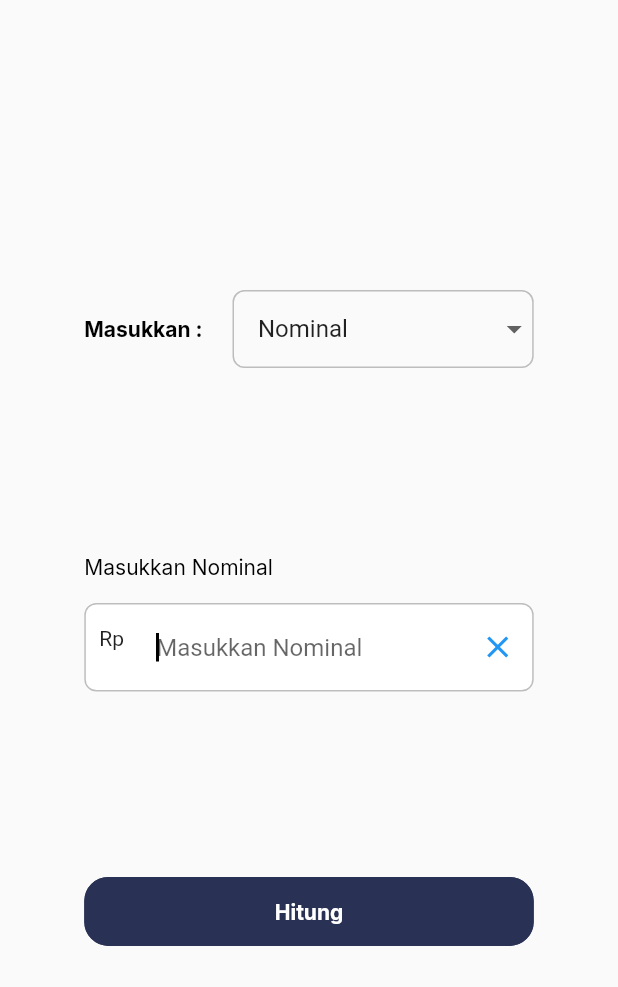
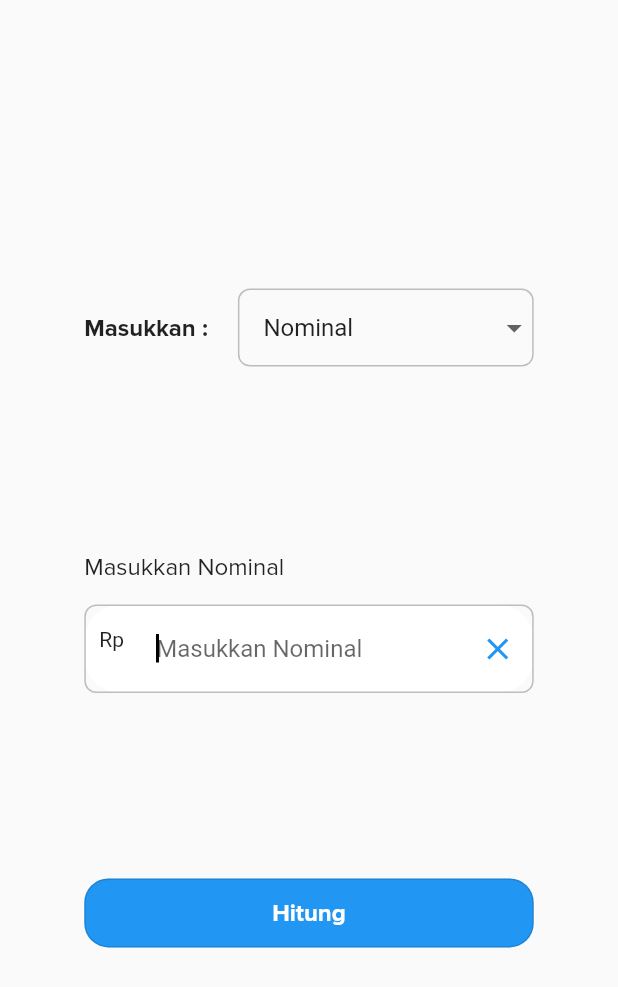
Before and after one commit to bakwanx/calculating_tax, a Flutter app: the screen it shows after launch, on a phone screen of 412 x 824 dp. Shown: the top 987 px of the screen. Run offline on Flutter 3.47's test engine with Material 2 defaults, Android fonts, the phone set to English and light mode, and no system bars; our stand-ins replace flutter_bloc.

Commit message:
- change google fonts to custom fonts - create and deploy of the web version

```diff
--- a/lib/main.dart
+++ b/lib/main.dart
@@ -17,7 +17,7 @@ class MyApp extends StatelessWidget {
     return MultiBlocProvider(
       providers: [BlocProvider(create: (context) => CounterBloc())],
       child: MaterialApp(
-        title: 'Flutter Demo',
+        title: 'Aplikasi Pajak',
         debugShowCheckedModeBanner: false,
         theme: ThemeData(
           primarySwatch: Colors.blue,
--- a/lib/utils/custom_styles.dart
+++ b/lib/utils/custom_styles.dart
@@ -1,46 +1,57 @@
+import 'package:flutter/material.dart';
 
-import 'package:flutter/material.dart';
-import 'package:google_fonts/google_fonts.dart';
+class CustomColor {
+  CustomColor._();
+  static Color primaryColor = Color(0xff01AA4F);
+  static Color secondaryColor = Color(0xff4ECB71);
+  static Color tertiaryColor = Color(0xffFFB507);
+  static Color quaternary = Color(0xff049587);
+  static Color alertColor = Color(0xffEF5350);
+  static Color formColor = Color(0xffEAEAEA);
+  static Color backgroundColor1 = Color(0xffFEFEFE);
+  static Color backgroundColor2 = Color(0xffFAFAFA);
+  static Color chatBubleColor = Color(0xffF3F3F3);
+  static Color primaryTextColor = Color(0xff000000);
+  static Color iconNavBottomColor = Color(0xffDCDCDC);
+  static Color secondaryTextColor = Color(0xff969596);
+  static Color subtitleTextQuran = Color(0xff555555);
+  static Color grey = Color(0xff555555);
+}
 
-double defaultMargin = 24.0;
-double defaultRadius = 8.0;
-double maxHeight(context) => MediaQuery.of(context).size.height;
-double maxWidth(context) => MediaQuery.of(context).size.width;
+class SizeScreen {
+  static double maxHeight(BuildContext context) => MediaQuery.of(context).size.height;
+  static double maxWidth(BuildContext context) => MediaQuery.of(context).size.width;
+}
 
-Color primaryColor = Color(0xff293155);
-Color secondaryColor = Color(0xff5291B7);
-Color formColor = Color(0xffEDEDED);
-Color backgroundColor = Color(0xffFFFFFF);
-Color blackColor = Color(0xff000000);
-Color whiteColor = Color(0xffffffff);
-Color greyColor = Color(0xff757575);
-Color greyNavBottomColor = Color(0xffB7B7B7);
-Color greyBackgroundColor = Color(0xffF7F7F7);
+class DefaultSize {
+  static double defaultMargin = 24.0;
+  static double defaultRadius = 8.0;
+}
 
-TextStyle primaryTextStyle = GoogleFonts.inter(
-  color: primaryColor
-);
+class Typo {
+  static final TextStyle _defaultStyle = TextStyle(
+    fontFamily: 'proxima',
+  );
 
-TextStyle secondaryTextStyle = GoogleFonts.inter(
-  color: secondaryColor
-);
+  static final TextStyle _heading = _defaultStyle.copyWith(
+    fontWeight: FontWeight.w700,
+  );
 
-TextStyle blackTextStyle = GoogleFonts.inter(
-  color: blackColor
-);
+  static TextStyle h1 = _heading.copyWith(fontSize: 32);
+  static TextStyle h2 = _heading.copyWith(fontSize: 24);
+  static TextStyle h3 = _heading.copyWith(fontSize: 18);
+  static TextStyle h4 = _heading.copyWith(fontSize: 16);
+  static TextStyle h5 = _heading.copyWith(fontSize: 10);
 
-TextStyle whiteTextStyle = GoogleFonts.inter(
-    color: whiteColor
-);
+  static TextStyle body = _defaultStyle.copyWith(fontSize: 16);
+  static TextStyle small = _defaultStyle.copyWith(fontSize: 14);
+  static TextStyle caption = _defaultStyle.copyWith(fontSize: 12);
 
-TextStyle greyTextStyle = GoogleFonts.inter(
-  color: greyColor
-);
-
-FontWeight light = FontWeight.w300;
-FontWeight regular = FontWeight.w400;
-FontWeight medium = FontWeight.w500;
-FontWeight semiBold = FontWeight.w600;
-FontWeight bold = FontWeight.w700;
-FontWeight extraBold = FontWeight.w800;
-FontWeight black = FontWeight.w900;
+  static FontWeight light = FontWeight.w300;
+  static FontWeight regular = FontWeight.w400;
+  static FontWeight medium = FontWeight.w500;
+  static FontWeight semiBold = FontWeight.w600;
+  static FontWeight bold = FontWeight.w700;
+  static FontWeight extraBold = FontWeight.w800;
+  static FontWeight black = FontWeight.w900;
+}
--- a/lib/views/home_screen.dart
+++ b/lib/views/home_screen.dart
@@ -59,7 +59,7 @@ class _HomeScreenState extends State<HomeScreen> {
           children: [
             Text(
               "Masukkan :",
-              style: blackTextStyle.copyWith(
+              style: Typo.body.copyWith(
                 fontWeight: FontWeight.bold,
               ),
             ),
@@ -104,13 +104,13 @@ class _HomeScreenState extends State<HomeScreen> {
 
       Widget formInput() {
         return Container(
-          margin: EdgeInsets.only(top: maxHeight(context) * 0.15),
+          margin: EdgeInsets.only(top: SizeScreen.maxHeight(context) * 0.15),
           child: Column(
             crossAxisAlignment: CrossAxisAlignment.start,
             children: [
               Text(
                 "Masukkan $_choice",
-                style: blackTextStyle.copyWith(fontWeight: FontWeight.w400),
+                style: Typo.body.copyWith(fontWeight: FontWeight.w400),
               ),
               const SizedBox(
                 height: 16,
@@ -118,10 +118,10 @@ class _HomeScreenState extends State<HomeScreen> {
               Container(
                 decoration: BoxDecoration(
                   color: Colors.white,
-                  borderRadius: BorderRadius.circular(defaultRadius),
+                  borderRadius: BorderRadius.circular(24),
                 ),
                 child: TextFormField(
-                  cursorColor: blackColor,
+                  cursorColor: Colors.black,
                   autofocus: true,
                   controller: _inputNumberController,
                   keyboardType: TextInputType.numberWithOptions(decimal: true),
@@ -141,7 +141,7 @@ class _HomeScreenState extends State<HomeScreen> {
                   },
                   decoration: InputDecoration(
                     hintText: "Masukkan $_choice",
-                    focusColor: primaryColor,
+                    focusColor: Colors.grey,
                     prefixIcon: Container(
                       margin: const EdgeInsets.symmetric(
                         vertical: 10,
@@ -155,7 +155,7 @@ class _HomeScreenState extends State<HomeScreen> {
                     ),
                     border: OutlineInputBorder(
                       borderRadius: BorderRadius.circular(
-                        defaultRadius,
+                        24,
                       ),
                     ),
                     focusedBorder: OutlineInputBorder(
@@ -174,22 +174,23 @@ class _HomeScreenState extends State<HomeScreen> {
 
       Widget submitButton() {
         return Container(
-          margin: EdgeInsets.only(top: maxHeight(context) * 0.15),
+          margin: EdgeInsets.only(top: SizeScreen.maxHeight(context) * 0.15),
           width: double.infinity,
           height: 46,
           child: TextButton(
             onPressed: onCalculate,
             style: TextButton.styleFrom(
-              backgroundColor: primaryColor,
+              backgroundColor: Colors.blue,
               shape: RoundedRectangleBorder(
-                side: BorderSide(width: 1, color: primaryColor),
+                side: BorderSide(width: 1, color: Colors.black12),
                 borderRadius: BorderRadius.circular(16),
               ),
             ),
             child: Text(
               "Hitung",
-              style: whiteTextStyle.copyWith(
-                fontWeight: bold,
+              style: Typo.body.copyWith(
+                fontWeight: Typo.bold,
+                color: Colors.white
               ),
             ),
           ),
@@ -200,7 +201,7 @@ class _HomeScreenState extends State<HomeScreen> {
         child: SingleChildScrollView(
           child: Container(
             margin: const EdgeInsets.all(15.0),
-            padding: EdgeInsets.all(maxHeight(context) * 0.05),
+            padding: EdgeInsets.all(SizeScreen.maxHeight(context) * 0.05),
             child: Column(
               mainAxisAlignment: MainAxisAlignment.center,
               children: [
```
Also changed, not shown: lib/views/result_screen.dart (+21 -20 lines), pubspec.yaml (+24 -12 lines), fonts/proxima_nova_bold.ttf (added), fonts/proxima_nova_regular.ttf (added), fonts/proxima_nova_semi_bold.ttf (added), fonts/proxima_nova_thin.ttf (added), pubspec.lock, 2 other files.
